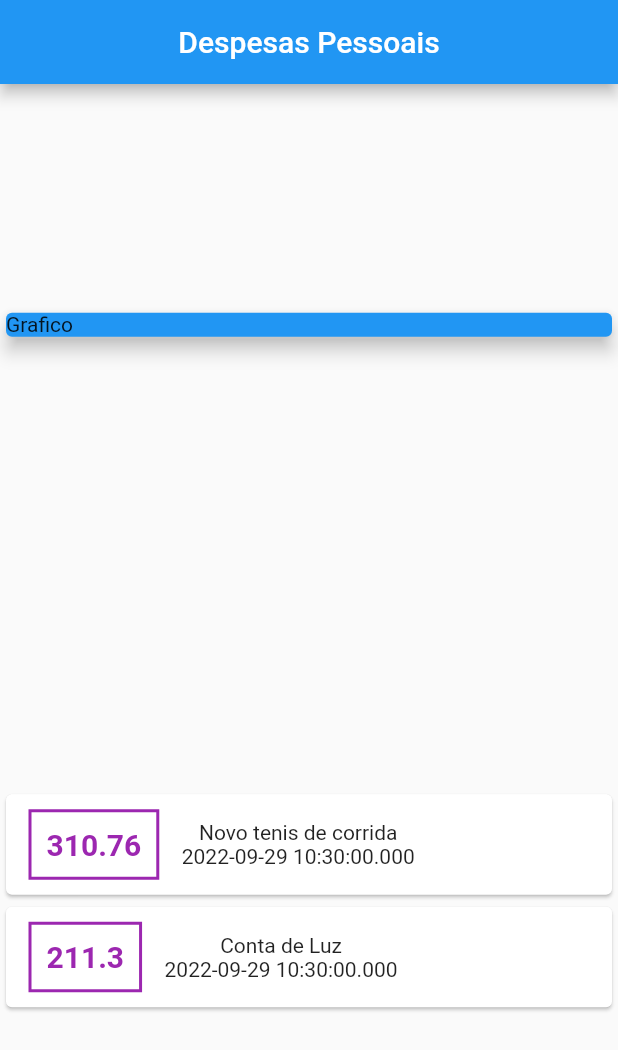
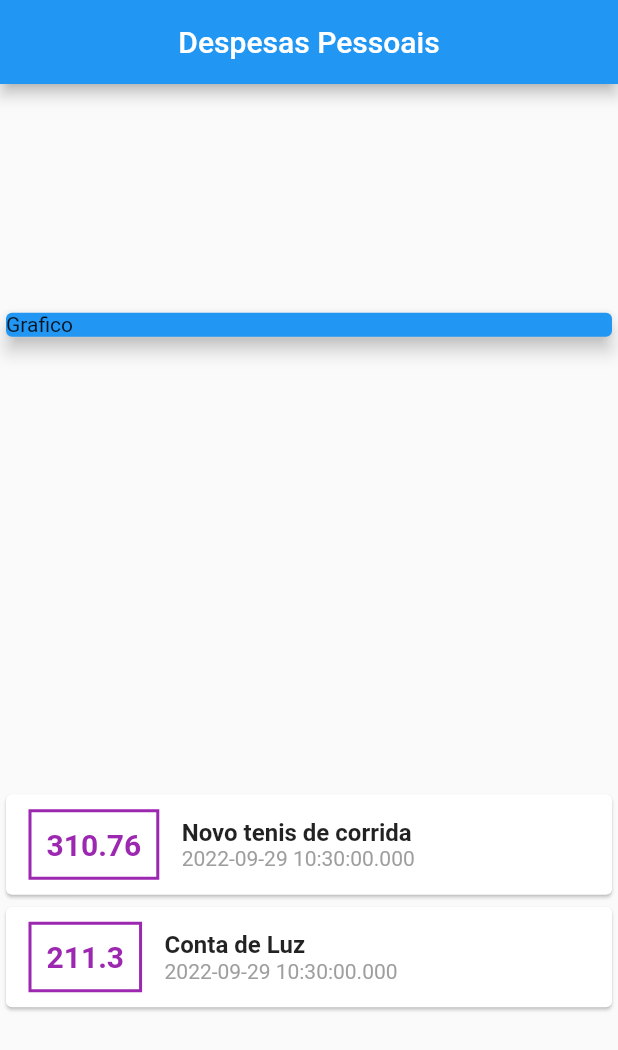
Before and after one commit to absjuniordev/expenses, a Flutter app: the screen it shows after launch, on a phone screen of 412 x 824 dp. Shown: the top 1050 px of the screen. Run offline on Flutter 3.47's test engine with Material 2 defaults, Android fonts, the phone set to English and light mode, and no system bars.

Commit message:
Estilo Titulo & Data

```diff
--- a/lib/main.dart
+++ b/lib/main.dart
@@ -73,7 +73,19 @@ class MyHomePage extends StatelessWidget {
                         ),
                       ),
                       Column(
-                        children: [Text(tr.title), Text(tr.date.toString())],
+                        crossAxisAlignment:
+                            CrossAxisAlignment.start, //alinhamento
+                        children: [
+                          Text(
+                            tr.title,
+                            style: const TextStyle(
+                                fontSize: 16, fontWeight: FontWeight.bold),
+                          ),
+                          Text(
+                            tr.date.toString(),
+                            style: const TextStyle(color: Colors.grey),
+                          )
+                        ],
                       )
                     ],
                   ),
```
